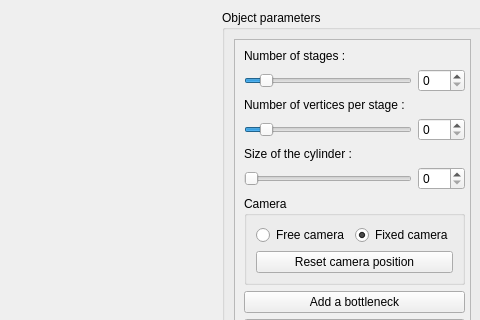
First picture: the form in src/mainwindow.ui, repository blomios/3DSceneCreator, before the edit; both pictures show x 538 to 1018 and y 0 to 320 of the 1018 by 593 pixel window.
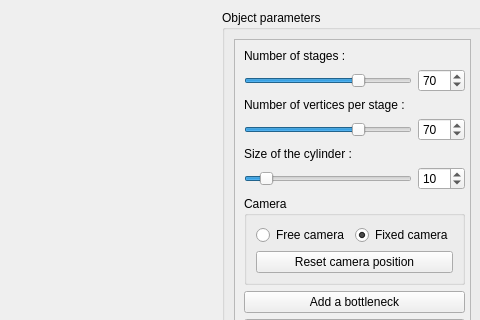
Second picture: the form after the edit. Custom widgets are drawn as their Qt base class.

Commit message: Fix default sliders values

Patch:
```diff
--- a/src/mainwindow.ui
+++ b/src/mainwindow.ui
@@ -50,8 +50,8 @@
          <rect>
           <x>0</x>
           <y>0</y>
-          <width>239</width>
-          <height>516</height>
+          <width>235</width>
+          <height>508</height>
          </rect>
         </property>
         <layout class="QVBoxLayout" name="scrollLayout">
@@ -87,6 +87,9 @@
              <property name="maximum">
               <number>100</number>
              </property>
+             <property name="value">
+              <number>10</number>
+             </property>
             </widget>
            </item>
            <item row="0" column="0">
@@ -119,6 +122,9 @@
              <property name="maximum">
               <number>100</number>
              </property>
+             <property name="value">
+              <number>10</number>
+             </property>
              <property name="orientation">
               <enum>Qt::Horizontal</enum>
              </property>
@@ -129,6 +135,9 @@
              <property name="maximum">
               <number>100</number>
              </property>
+             <property name="value">
+              <number>70</number>
+             </property>
             </widget>
            </item>
            <item row="1" column="0">
@@ -137,7 +146,7 @@
               <number>100</number>
              </property>
              <property name="value">
-              <number>10</number>
+              <number>70</number>
              </property>
              <property name="orientation">
               <enum>Qt::Horizontal</enum>
@@ -150,7 +159,7 @@
               <number>100</number>
              </property>
              <property name="value">
-              <number>10</number>
+              <number>70</number>
              </property>
              <property name="orientation">
               <enum>Qt::Horizontal</enum>
@@ -165,6 +174,9 @@
              <property name="maximum">
               <number>100</number>
              </property>
+             <property name="value">
+              <number>70</number>
+             </property>
             </widget>
            </item>
            <item row="4" column="0">
```
Left out of the diff: 2 changed lines with no effect on the pictures. The commit also changes 2 other files.
